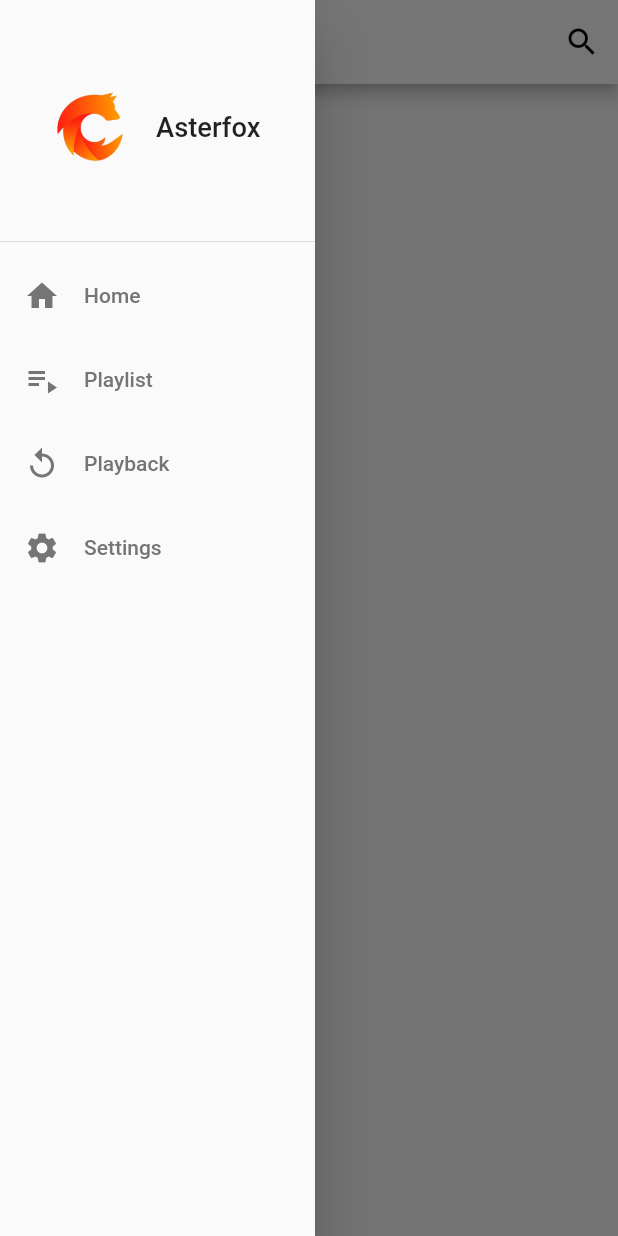
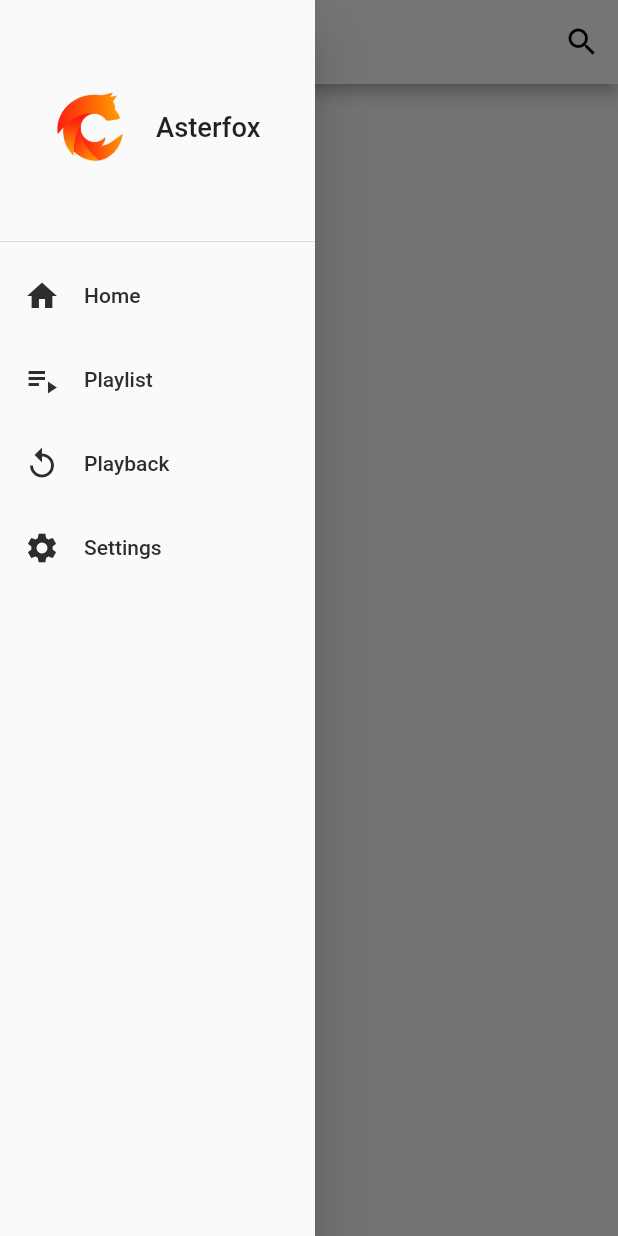
Before and after one commit to yuko1101/asterfox, a Flutter app: the screen it shows after launch, with the side drawer open, on a phone screen of 412 x 824 dp. Run offline on Flutter 3.47's test engine with Material 2 defaults, Android fonts, the light colour scheme and no system bars.

Commit message:
fix something

```diff
--- a/lib/main.dart
+++ b/lib/main.dart
@@ -1,4 +1,4 @@
-import 'package:asterfox/screen/home_screen.dart';
+import 'package:asterfox/screen/screens/home_screen.dart';
 import 'package:asterfox/theme/theme.dart';
 import 'package:flutter/material.dart';
 
@@ -20,7 +20,7 @@
           return MaterialApp(
             title: 'Asterfox',
             theme: themes[value],
-            home: const HomeScreen(),
+            home: HomeScreen(),
           );
         },
         valueListenable: themeNotifier,
--- a/lib/screen/drawer.dart
+++ b/lib/screen/drawer.dart
@@ -66,10 +66,10 @@ class DrawerListTile extends StatelessWidget {
         child: ListTile(
           onTap: press,
           horizontalTitleGap: 0.0,
-          leading: Icon(icon, color: Theme.of(context).textTheme.headline2!.color),
+          leading: Icon(icon, color: Theme.of(context).textTheme.headline3!.color),
           title: Text(
             title,
-            style: TextStyle(color: Theme.of(context).textTheme.headline2!.color),
+            style: TextStyle(color: Theme.of(context).textTheme.headline3!.color),
           ),
         ),
       ),
--- a/lib/screen/home_screen.dart
+++ b/lib/screen/screens/home_screen.dart
@@ -1,19 +1,15 @@
 import 'package:asterfox/main.dart';
+import 'package:asterfox/screen/base_screen.dart';
 import 'package:asterfox/screen/drawer.dart';
 import 'package:flutter/material.dart';
 
-class HomeScreen extends StatelessWidget {
-  const HomeScreen({Key? key}) : super(key: key);
+class HomeScreen extends BaseScreen {
+  HomeScreen({Key? key}) : super(
+    screen: Container(),
+    appBar: const HomeScreenAppBar(),
+    key: key,
+  );
 
-  @override
-  Widget build(BuildContext context) {
-    return Scaffold(
-      resizeToAvoidBottomInset: false,
-      appBar: const HomeScreenAppBar(),
-      body: Container(),
-      drawer: const SideMenu(),
-    );
-  }
 }
 
 
--- a/lib/theme/theme.dart
+++ b/lib/theme/theme.dart
@@ -5,7 +5,9 @@ import 'package:flutter/material.dart';
 ThemeData light = ThemeData(
   primarySwatch: getMaterialColor(Colors.white),
   textTheme: TextTheme(
-    headline2: TextStyle(color: getMaterialColor(Colors.black54))
+    headline1: const TextStyle(color: Colors.black), // bright
+
+    headline3: TextStyle(color: getGrey(45)) // middle
   )
 );
 
@@ -15,7 +17,7 @@ ThemeData dark = ThemeData.dark().copyWith(
     scaffoldBackgroundColor: getGrey(20),
     dialogBackgroundColor: getGrey(20),
     textTheme: TextTheme(
-        headline2: TextStyle(color: getMaterialColor(Colors.white54, baseColor: Colors.black))
+        headline3: TextStyle(color: getGrey(200)) // middle
     )
 );
 
```
Also changed, not shown: lib/screen/base_screen.dart (added, +29 -0 lines), 3 other files.
